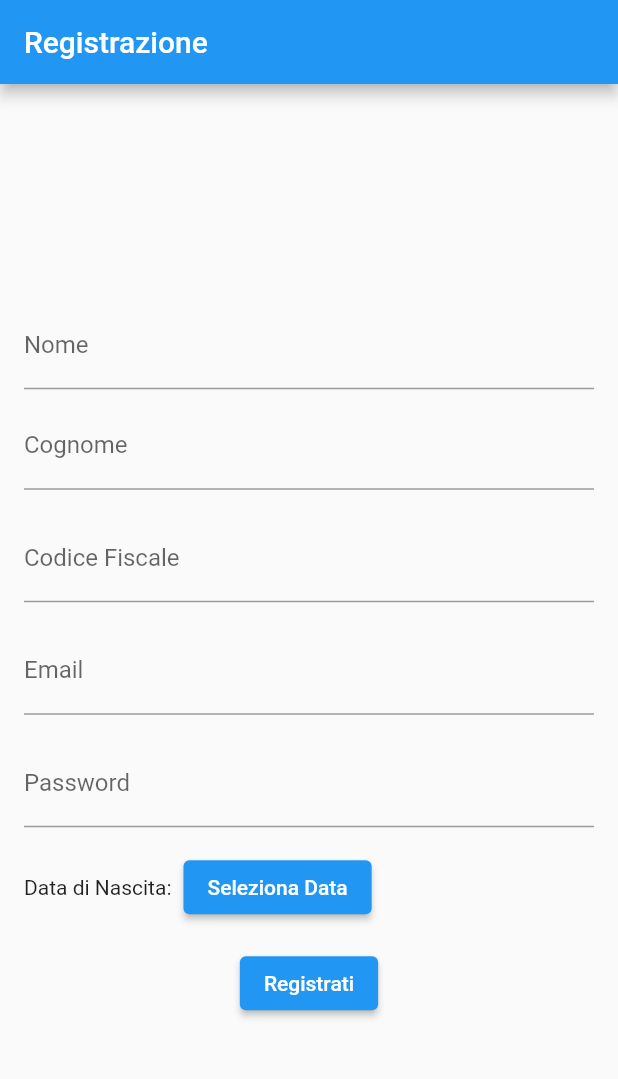
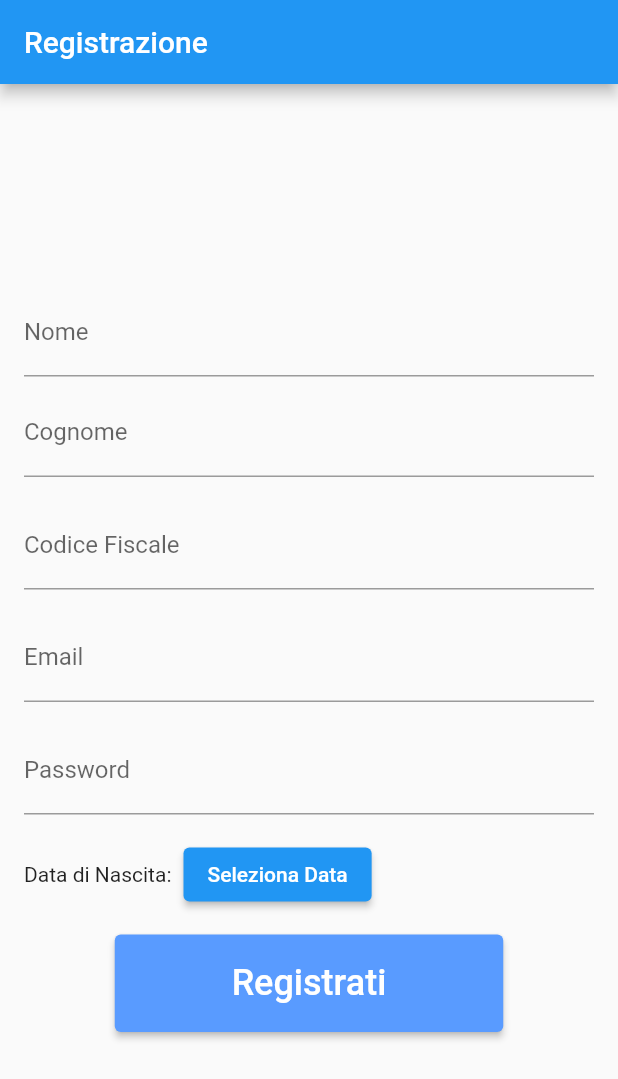
Before and after one commit to PoneiSaya/DeepTald, a Flutter app: the screen it shows after launch, on a phone screen of 412 x 824 dp. Shown: the top 1079 px of the screen. Run offline on Flutter 3.47's test engine with Material 2 defaults, Android fonts, the phone set to English and light mode, and no system bars; our stand-ins replace cloud_firestore, firebase_auth, firebase_core, get; accounts and stored records are empty.

Commit message:
add button class

```diff
--- /dev/null
+++ b/deep_tald/lib/features/authentication/model/entities/paziente.dart
@@ -0,0 +1,47 @@
+// ignore_for_file: file_names
+
+import 'package:deep_tald/model/entity/medico.dart';
+import 'package:deep_tald/model/entity/report.dart';
+import 'package:deep_tald/model/entity/utente.dart';
+
+class Paziente extends Utente {
+  late Medico _medico;
+  late List<Report> _report;
+
+  Paziente(String nome, String cognome, String codFiscale, String email,
+      String password, DateTime dataDiNascita)
+      : super(nome, cognome, codFiscale, email, password, dataDiNascita);
+
+  get medico => _medico;
+  set setMedico(Medico m) => _medico = m;
+
+  get report => _report;
+  set setReport(List<Report> rep) => _report = rep;
+
+  factory Paziente.fromJson(Map<String, dynamic> data) {
+    // Estrai i dati principali
+    String id = data['id'];
+    String nome = data['nome'];
+    String cognome = data['cognome'];
+    String codFiscale = data['codFiscale'];
+    String email = data['email'];
+    String password = data['password'];
+    DateTime dataDiNascita = DateTime.parse(data['dataDiNascita']);
+
+    // Crea un'istanza di Paziente
+    Paziente paziente =
+        Paziente(nome, cognome, codFiscale, email, password, dataDiNascita);
+    return paziente;
+  }
+
+  toJson() {
+    return {
+      "Nome": super.getNome,
+      "Cognome": super.getCognome,
+      "CodiceFiscale": super.getCodiceFiscale,
+      "Email": super.getEmail,
+      "Password": super.getPassword,
+      "DataDiNascita": super.getDataDiNascita
+    };
+  }
+}
--- a/deep_tald/lib/features/authentication/presentation/screens/login_screen.dart
+++ b/deep_tald/lib/features/authentication/presentation/screens/login_screen.dart
@@ -10,4 +10,10 @@ class LoginScreen extends StatefulWidget {
 class _LoginScreenState extends State<LoginScreen> {
   TextEditingController _emailController = TextEditingController();
   TextEditingController _passwordController = TextEditingController();
+
+  @override
+  Widget build(BuildContext context) {
+    // TODO: implement build
+    throw UnimplementedError();
+  }
 }
--- a/deep_tald/lib/features/authentication/presentation/screens/registration_screen.dart
+++ b/deep_tald/lib/features/authentication/presentation/screens/registration_screen.dart
@@ -7,6 +7,8 @@ import 'package:flutter/material.dart';
 import 'package:get/get.dart';
 import '../../controllers/auth_controller.dart';
 import 'package:deep_tald/repository/user_repository.dart';
+
+import '../widget/Button.dart';
 
 class RegistrationScreen extends StatelessWidget {
   final AuthController authController = Get.find();
@@ -121,7 +123,8 @@ class RegistrationScreen extends StatelessWidget {
               ],
             ),
             SizedBox(height: 16.0),
-            ElevatedButton(
+            Button(
+              buttonText: "Registrati",
               onPressed: () async {
                 String email = emailController.text.trim();
                 String codiceFiscale = codiceFiscaleController.text.trim();
@@ -175,7 +178,6 @@ class RegistrationScreen extends StatelessWidget {
                   );
                 }
               },
-              child: Text('Registrati'),
             ),
           ],
         ),
--- /dev/null
+++ b/deep_tald/lib/features/authentication/presentation/widget/Button.dart
@@ -0,0 +1,23 @@
+import 'package:flutter/material.dart';
+
+class Button extends StatelessWidget {
+  final String buttonText;
+  final VoidCallback onPressed;
+
+  const Button({required this.buttonText, required this.onPressed});
+
+  @override
+  Widget build(BuildContext context) {
+    return ElevatedButton(
+      onPressed: onPressed,
+      style: ElevatedButton.styleFrom(
+          backgroundColor: Color(0xFF599BFF),
+          foregroundColor: Colors.white,
+          fixedSize: Size(259, 65)),
+      child: Text(
+        buttonText,
+        style: TextStyle(fontSize: 24),
+      ),
+    );
+  }
+}
```
Also changed, not shown: 3 other files.
